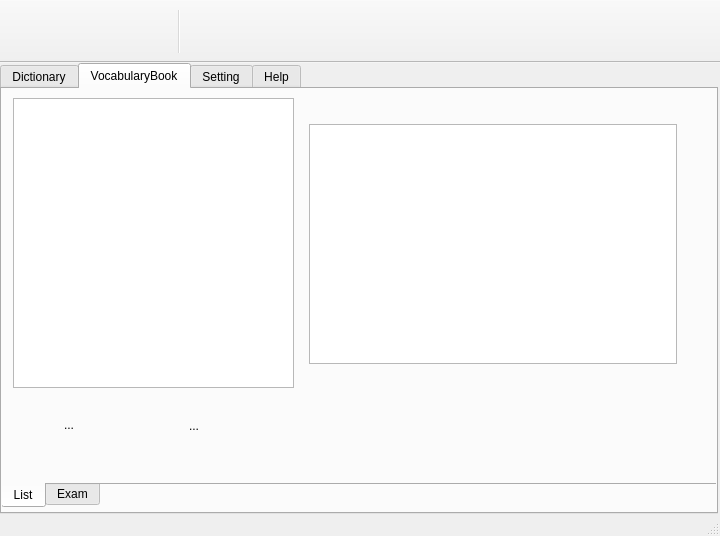
kartorz/AlphaDict, file src/gui/qt/mainwindow.ui: the form before one commit.
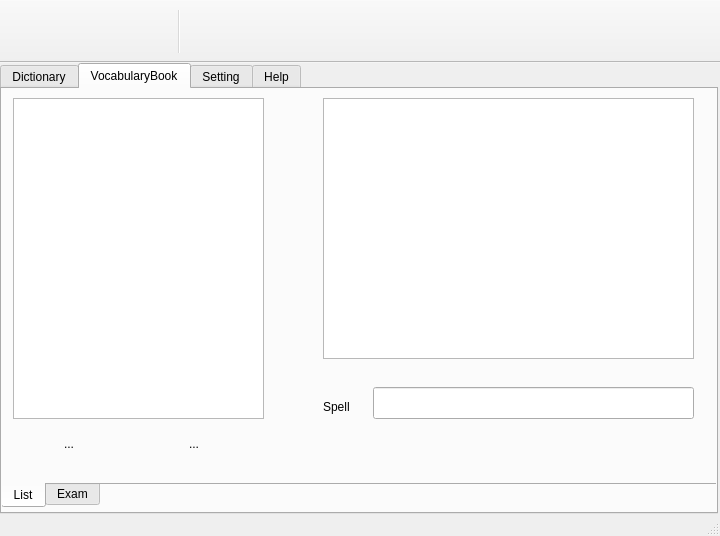
The form after the commit. The open tabs and pages were chosen to show the change. Icons and pictures are not drawn.

What changed in the file:
```diff
--- a/src/gui/qt/mainwindow.ui
+++ b/src/gui/qt/mainwindow.ui
@@ -428,7 +428,7 @@
         <property name="geometry">
          <rect>
           <x>50</x>
-          <y>321</y>
+          <y>340</y>
           <width>32</width>
           <height>32</height>
          </rect>
@@ -457,7 +457,7 @@
         <property name="geometry">
          <rect>
           <x>175</x>
-          <y>322</y>
+          <y>340</y>
           <width>32</width>
           <height>32</height>
          </rect>
@@ -485,10 +485,10 @@
        <widget class="QPlainTextEdit" name="vbexplTextEdit">
         <property name="geometry">
          <rect>
-          <x>306</x>
-          <y>36</y>
-          <width>368</width>
-          <height>240</height>
+          <x>320</x>
+          <y>10</y>
+          <width>371</width>
+          <height>261</height>
          </rect>
         </property>
         <property name="undoRedoEnabled">
@@ -503,11 +503,37 @@
          <rect>
           <x>10</x>
           <y>10</y>
-          <width>281</width>
-          <height>290</height>
+          <width>251</width>
+          <height>321</height>
          </rect>
         </property>
        </widget>
+       <widget class="QLabel" name="label_3">
+        <property name="geometry">
+         <rect>
+          <x>320</x>
+          <y>310</y>
+          <width>41</width>
+          <height>17</height>
+         </rect>
+        </property>
+        <property name="text">
+         <string>Spell</string>
+        </property>
+       </widget>
+       <widget class="QLineEdit" name="spellInputLineEdit">
+        <property name="geometry">
+         <rect>
+          <x>370</x>
+          <y>299</y>
+          <width>321</width>
+          <height>32</height>
+         </rect>
+        </property>
+        <property name="readOnly">
+         <bool>false</bool>
+        </property>
+       </widget>
       </widget>
       <widget class="QWidget" name="vbModeTab">
        <attribute name="title">
```
Left out of the diff: 2 changed lines with no effect on the pictures.
